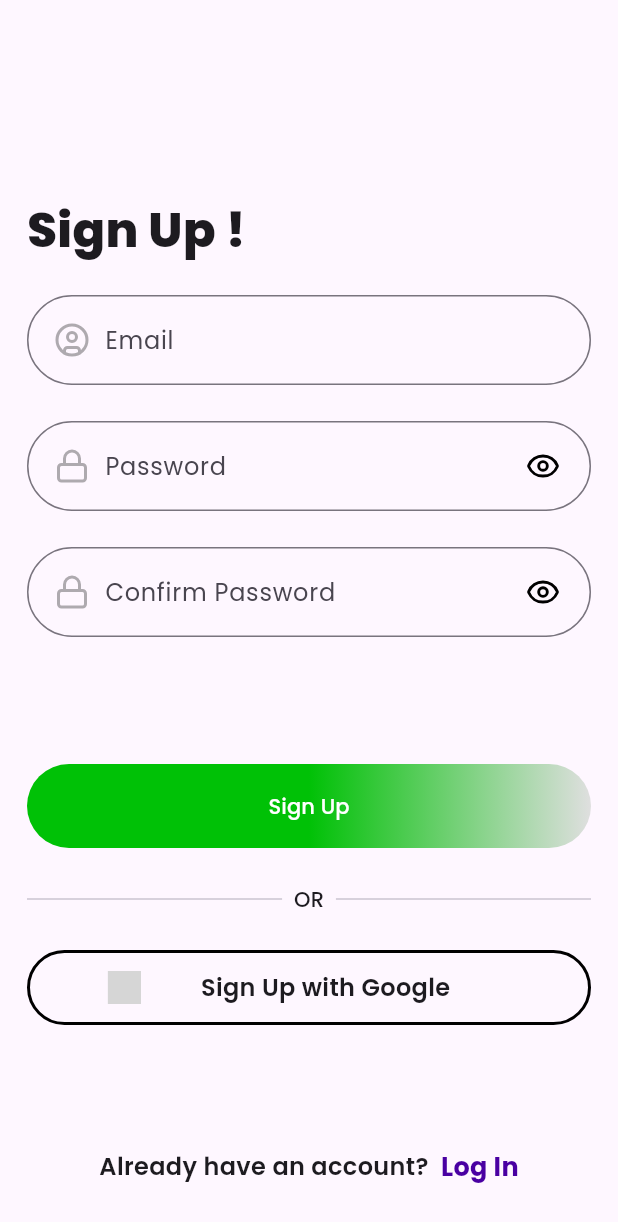
After one commit to Nishan123/Yumm-AI, a Flutter app: the SignupScreen screen opened directly, on a phone screen of 412 x 824 dp. The commit adds this screen. Shown: the top 1222 px of the screen. Run offline on Flutter 3.47's test engine with Material 3 defaults, Android fonts, the phone set to English and light mode, and no system bars; drawn by our look-alikes of cached_network_image; our stand-ins replace flutter_lucide, flutter_svg, readmore; network calls fail; grey boxes are pictures that could not be loaded.

Commit message:
feat: Implement login and signup screens with authentication widgets

```diff
--- a/lib/core/styles/app_text_styles.dart
+++ b/lib/core/styles/app_text_styles.dart
@@ -8,6 +8,16 @@ class AppTextStyles {
   static const TextStyle normalText = TextStyle(
     fontSize: 14,
     fontWeight: FontWeight.w500,
+  );
+  static const TextStyle h1 = TextStyle(
+    fontSize: 32,
+    fontWeight: FontWeight.w800,
+    height: 1.2,
+  );
+  static const TextStyle h2 = TextStyle(
+    fontSize: 26,
+    fontWeight: FontWeight.w800,
+    height: 1.2,
   );
   static const TextStyle h3 = TextStyle(
     fontSize: 18,
--- /dev/null
+++ b/lib/screens/auth/signup_screen.dart
@@ -0,0 +1,143 @@
+import 'package:flutter/material.dart';
+import 'package:flutter_lucide/flutter_lucide.dart';
+import 'package:yumm_ai/core/styles/app_colors.dart';
+import 'package:yumm_ai/core/styles/app_text_styles.dart';
+import 'package:yumm_ai/screens/auth/widgets/auth_text_field.dart';
+import 'package:yumm_ai/screens/auth/widgets/google_signin_button.dart';
+import 'package:yumm_ai/widgets/custom_divider.dart';
+import 'package:yumm_ai/widgets/custom_text_button.dart';
+import 'package:yumm_ai/widgets/primary_button.dart';
+
+class SignupScreen extends StatefulWidget {
+  const SignupScreen({super.key});
+
+  @override
+  State<SignupScreen> createState() => _SignupScreenState();
+}
+
+class _SignupScreenState extends State<SignupScreen> {
+  final TextEditingController _emailController = TextEditingController();
+  final TextEditingController _passwordController = TextEditingController();
+  final TextEditingController _confirmPasswordController =
+      TextEditingController();
+  bool _isPasswordObscure = true;
+  bool _isConfirmObscure = true;
+  @override
+  Widget build(BuildContext context) {
+    return Scaffold(
+      body: SafeArea(
+        child: Padding(
+          padding: EdgeInsetsGeometry.symmetric(horizontal: 18),
+          child: LayoutBuilder(
+            builder: (context, constrains) {
+              return SingleChildScrollView(
+                child: ConstrainedBox(
+                  constraints: BoxConstraints(minHeight: constrains.maxHeight),
+                  child: IntrinsicHeight(
+                    child: Column(
+                      crossAxisAlignment: CrossAxisAlignment.start,
+                      mainAxisAlignment: MainAxisAlignment.center,
+                      spacing: 24,
+                      children: [
+                        SizedBox(height: 50),
+                        Spacer(),
+                        Text("Sign Up !", style: AppTextStyles.h1),
+                        AuthTextField(
+                          inputType: TextInputType.emailAddress,
+                          prefixIcon: LucideIcons.circle_user,
+                          hintText: "Email",
+                          controller: _emailController,
+                          validator: (value) {
+                            if (value == null || value.isEmpty) {
+                              return "Enter Email";
+                            } else {
+                              return null;
+                            }
+                          },
+                        ),
+                        AuthTextField(
+                          isPassword: true,
+                          isObscure: _isPasswordObscure,
+                          onShowPassword: () {
+                            setState(() {
+                              _isPasswordObscure = !_isPasswordObscure;
+                            });
+                          },
+                           suffixIcon: _isPasswordObscure
+                              ? LucideIcons.eye
+                              : LucideIcons.eye_off,
+                          prefixIcon: LucideIcons.lock,
+                          hintText: "Password",
+                          controller: _passwordController,
+                          validator: (value) {
+                            if (value == null || value.isEmpty) {
+                              return "Enter Password";
+                            } else {
+                              return null;
+                            }
+                          },
+                        ),
+                        AuthTextField(
+                          isPassword: true,
+                          isObscure: _isConfirmObscure,
+                          onShowPassword: () {
+                            setState(() {
+                              _isConfirmObscure = !_isConfirmObscure;
+                            });
+                          },
+                          suffixIcon: _isConfirmObscure
+                              ? LucideIcons.eye
+                              : LucideIcons.eye_off,
+                          prefixIcon: LucideIcons.lock,
+                          hintText: "Confirm Password",
+                          controller: _confirmPasswordController,
+                          validator: (value) {
+                            if (value == null || value.isEmpty) {
+                              return "Enter Confirm Password";
+                            } else {
+                              return null;
+                            }
+                          },
+                        ),
+
+                        Spacer(),
+
+                        PrimaryButton(
+                          text: "Sign Up",
+                          backgroundColor: AppColors.primaryColor,
+                        ),
+                        CustomDivider(),
+                        GoogleSigninButton(
+                          onTap: () {},
+                          text: "Sign Up with Google",
+                        ),
+                        Spacer(),
+                        Row(
+                          mainAxisAlignment: MainAxisAlignment.center,
+                          children: [
+                            Text(
+                              "Already have an account?  ",
+                              style: AppTextStyles.h6,
+                            ),
+                            CustomTextButton(
+                              text: "Log In",
+                              onTap: () {
+                                // context.pop();
+                              },
+                              textColor: AppColors.blueColor,
+                            ),
+                          ],
+                        ),
+                        SizedBox(height: 12),
+                      ],
+                    ),
+                  ),
+                ),
+              );
+            },
+          ),
+        ),
+      ),
+    );
+  }
+}
--- /dev/null
+++ b/lib/screens/auth/widgets/auth_text_field.dart
@@ -0,0 +1,55 @@
+import 'package:flutter/material.dart';
+import 'package:yumm_ai/core/styles/app_colors.dart';
+
+class AuthTextField extends StatelessWidget {
+  final String hintText;
+  final TextEditingController controller;
+  final bool? isObscure;
+  final VoidCallback? onShowPassword;
+  final bool? isPassword;
+  final IconData? suffixIcon;
+  final IconData prefixIcon;
+  final String? Function(String?) validator;
+  final TextInputType? inputType;
+
+  const AuthTextField({
+    super.key,
+    required this.hintText,
+    required this.controller,
+    this.isObscure,
+    this.onShowPassword,
+    this.isPassword,
+    this.suffixIcon,
+    required this.prefixIcon,
+    required this.validator,
+     this.inputType
+  });
+
+  @override
+  Widget build(BuildContext context) {
+    return TextFormField(
+      keyboardType: inputType??TextInputType.name,
+      validator: validator,
+      obscureText: isObscure ?? false,
+      controller: controller,
+      decoration: InputDecoration(
+        prefixIcon: Padding(
+          padding: const EdgeInsets.only(left: 12),
+          child: Icon(prefixIcon, color: AppColors.normalIconColor),
+        ),
+        contentPadding: EdgeInsets.only(top: 18, bottom: 18, left: 16),
+        suffixIcon: isPassword ?? false
+            ? Padding(
+                padding: const EdgeInsets.only(right: 8),
+                child: IconButton(
+                  onPressed: onShowPassword,
+                  icon: Icon(suffixIcon, size: 23, color: AppColors.blackColor),
+                ),
+              )
+            : null,
+        hintText: hintText,
+        border: OutlineInputBorder(borderRadius: BorderRadius.circular(30)),
+      ),
+    );
+  }
+}
--- /dev/null
+++ b/lib/screens/auth/widgets/google_signin_button.dart
@@ -0,0 +1,40 @@
+import 'package:cached_network_image/cached_network_image.dart';
+import 'package:flutter/material.dart';
+import 'package:yumm_ai/core/styles/app_text_styles.dart';
+
+class GoogleSigninButton extends StatelessWidget {
+  final VoidCallback onTap;
+  final String text;
+  const GoogleSigninButton({super.key, required this.onTap, required this.text});
+
+  @override
+  Widget build(BuildContext context) {
+    return InkWell(
+      onTap: onTap,
+      child: Container(
+        padding: EdgeInsets.symmetric(horizontal: 12, vertical: 12),
+        width: double.infinity,
+        decoration: BoxDecoration(
+          borderRadius: BorderRadius.circular(40),
+          border: Border.all(width: 2),
+        ),
+        child: Row(
+          mainAxisAlignment: MainAxisAlignment.spaceEvenly,
+          children: [
+            SizedBox(
+              height: 22,
+              width: 22,
+              child: CachedNetworkImage(
+                imageUrl:
+                    "https://upload.wikimedia.org/wikipedia/commons/thumb/3/3c/Google_Favicon_2025.svg/1024px-Google_Favicon_2025.svg.png",
+                fit: BoxFit.cover,
+              ),
+            ),
+            Text(text, style: AppTextStyles.h6),
+            SizedBox(),
+          ],
+        ),
+      ),
+    );
+  }
+}
--- /dev/null
+++ b/lib/widgets/custom_divider.dart
@@ -0,0 +1,17 @@
+import 'package:flutter/material.dart';
+import 'package:yumm_ai/core/styles/app_text_styles.dart';
+
+class CustomDivider extends StatelessWidget {
+  const CustomDivider({super.key});
+
+  @override
+  Widget build(BuildContext context) {
+    return Row(
+      children: [
+        Expanded(child: Divider()),
+        Text("  OR  ", style: AppTextStyles.normalText),
+        Expanded(child: Divider()),
+      ],
+    );
+  }
+}
--- /dev/null
+++ b/lib/widgets/custom_text_button.dart
@@ -0,0 +1,22 @@
+import 'package:flutter/material.dart';
+import 'package:yumm_ai/core/styles/app_text_styles.dart';
+
+class CustomTextButton extends StatelessWidget {
+  final String text;
+  final VoidCallback onTap;
+  final Color? textColor;
+  const CustomTextButton({
+    super.key,
+    required this.text,
+    required this.onTap,
+    this.textColor,
+  });
+
+  @override
+  Widget build(BuildContext context) {
+    return InkWell(
+      onTap: onTap,
+      child: Text(text, style: AppTextStyles.h5.copyWith(color: textColor)),
+    );
+  }
+}
--- /dev/null
+++ b/lib/widgets/primary_button.dart
@@ -0,0 +1,41 @@
+import 'package:flutter/material.dart';
+import 'package:yumm_ai/core/styles/app_colors.dart';
+
+class PrimaryButton extends StatelessWidget {
+  final String text;
+  final Color backgroundColor;
+
+  const PrimaryButton({
+    super.key,
+    required this.text,
+    required this.backgroundColor,
+  });
+
+  @override
+  Widget build(BuildContext context) {
+    return Container(
+      decoration: BoxDecoration(
+        borderRadius: BorderRadius.circular(40),
+        gradient: LinearGradient(
+          colors: [
+            AppColors.primaryColor,
+            AppColors.primaryColor,
+            AppColors.extraLightBlackColor,
+          ],
+        ),
+      ),
+      width: double.infinity,
+      height: 56,
+      child: ElevatedButton(
+        onPressed: () {},
+        style: ElevatedButton.styleFrom(
+          elevation: 0,
+          foregroundColor: AppColors.whiteColor,
+          backgroundColor: Colors.transparent,
+          shadowColor: Colors.transparent, // Remove shadow
+        ),
+        child: Text(text),
+      ),
+    );
+  }
+}
--- a/pubspec.yaml
+++ b/pubspec.yaml
@@ -37,6 +37,8 @@ dependencies:
   flutter_lucide: ^1.7.0
   flutter_svg: ^2.2.3
   readmore: ^3.0.0
+  cached_network_image: ^3.4.1
+  go_router: ^17.0.0
 
 dev_dependencies:
   flutter_test:
```
Also changed, not shown: lib/screens/auth/login_screen.dart (added, +113 -0 lines), pubspec.lock.
